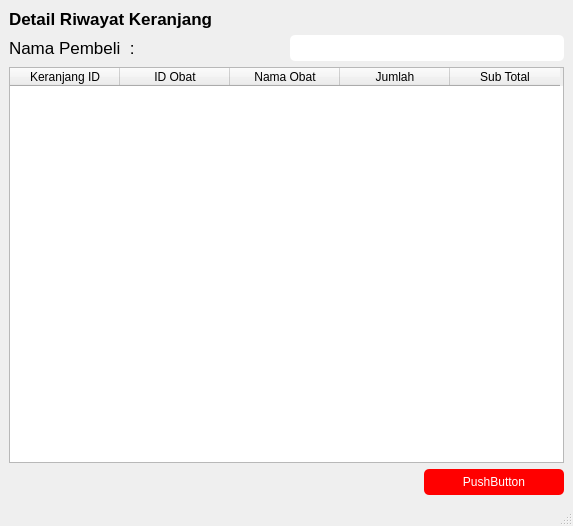
This is frontend/detailKeranjangKasir.ui in RN-1986/Aplikasi-apotek as Qt 5 draws it before an edit. The edited form follows.
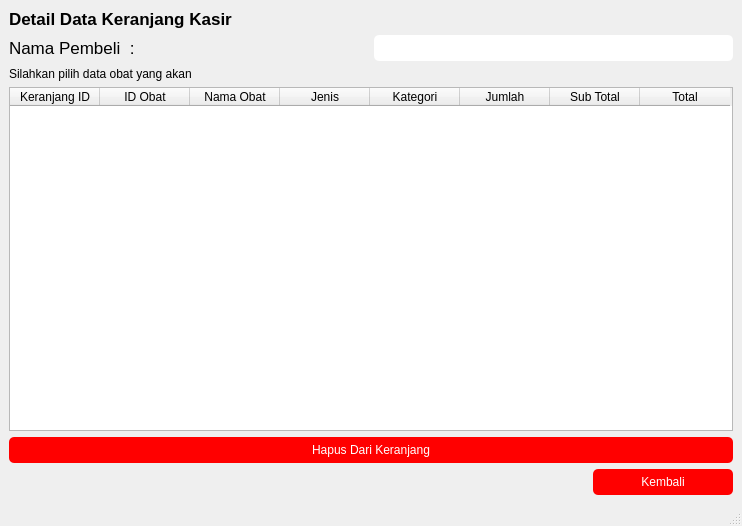
This is the edited form.

Patch:
```diff
--- a/frontend/detailKeranjangKasir.ui
+++ b/frontend/detailKeranjangKasir.ui
@@ -6,7 +6,7 @@
    <rect>
     <x>0</x>
     <y>0</y>
-    <width>573</width>
+    <width>742</width>
     <height>526</height>
    </rect>
   </property>
@@ -24,7 +24,7 @@
        </font>
       </property>
       <property name="text">
-       <string>Detail Riwayat Keranjang</string>
+       <string>Detail Data Keranjang Kasir</string>
       </property>
      </widget>
     </item>
@@ -57,10 +57,17 @@
       </item>
      </layout>
     </item>
+    <item>
+     <widget class="QLabel" name="label_3">
+      <property name="text">
+       <string>Silahkan pilih data obat yang akan</string>
+      </property>
+     </widget>
+    </item>
     <item>
      <widget class="QTableWidget" name="tableWidget">
       <attribute name="horizontalHeaderDefaultSectionSize">
-       <number>110</number>
+       <number>90</number>
       </attribute>
       <column>
        <property name="text">
@@ -77,6 +84,16 @@
         <string>Nama Obat</string>
        </property>
       </column>
+      <column>
+       <property name="text">
+        <string>Jenis</string>
+       </property>
+      </column>
+      <column>
+       <property name="text">
+        <string>Kategori</string>
+       </property>
+      </column>
       <column>
        <property name="text">
         <string>Jumlah</string>
@@ -87,6 +104,41 @@
         <string>Sub Total</string>
        </property>
       </column>
+      <column>
+       <property name="text">
+        <string>Total</string>
+       </property>
+      </column>
+     </widget>
+    </item>
+    <item>
+     <widget class="QPushButton" name="pushButton_2">
+      <property name="styleSheet">
+       <string notr="true">QPushButton { 
+border-radius: 5px; 
+	background-color: rgb(255, 0, 0);
+    color: white;
+padding: 6px 20px;
+  
+}
+
+/* Saat kursor hover */
+QPushButton:hover {
+     /* warna saat hover */
+background-color:rgb(213, 0, 0);
+	color: white;
+}
+
+/* Saat tombol ditekan */
+QPushButton:pressed {
+     /* warna saat ditekan */
+background-color: rgb(213, 0, 0);
+	color: white;
+}</string>
+      </property>
+      <property name="text">
+       <string>Hapus Dari Keranjang</string>
+      </property>
      </widget>
     </item>
     <item alignment="Qt::AlignRight">
@@ -116,7 +168,7 @@
 }</string>
       </property>
       <property name="text">
-       <string>PushButton</string>
+       <string>Kembali</string>
       </property>
      </widget>
     </item>
```
Left out of the diff: 2 changed lines with no effect on the pictures.
